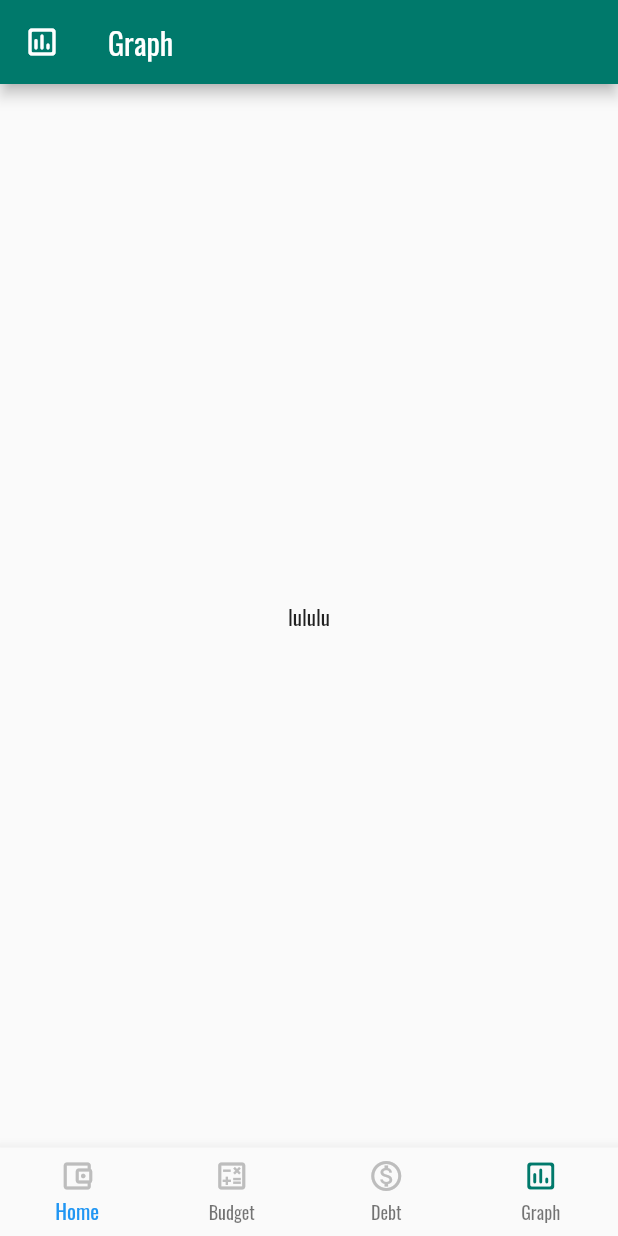
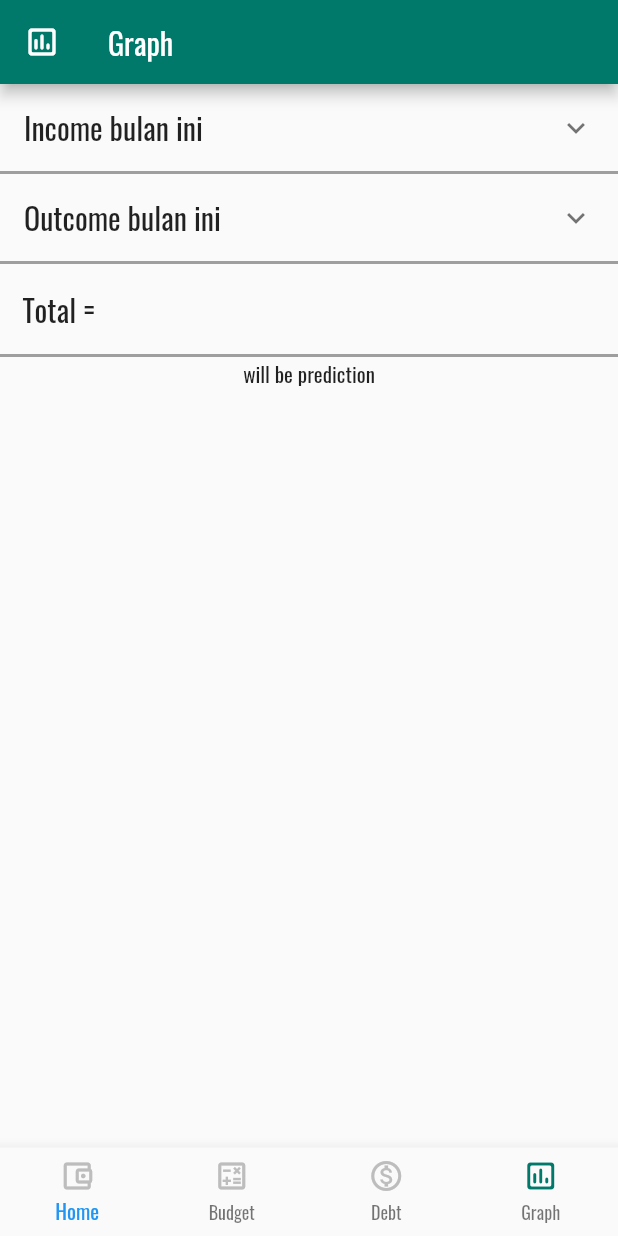
Before and after one commit to tonytomo/PAB, a Flutter app: the screen it shows after launch, swiped to page 4, on a phone screen of 412 x 824 dp. Run offline on Flutter 3.47's test engine with Material 2 defaults, Android fonts, the phone set to English and light mode, and no system bars.

Commit message:
Update beta 2.0.1

```diff
--- a/lib/graph_page.dart
+++ b/lib/graph_page.dart
@@ -9,11 +9,93 @@ class _GraphState extends State<Graph> {
   @override
   Widget build(BuildContext context) {
     return Scaffold(
+      resizeToAvoidBottomInset: false,
       appBar: AppBar(
-          leading: Icon(Icons.insert_chart_outlined_rounded ),
-          title: Text("Graph"), backgroundColor: Colors.teal[700]),
-      body: Center(
-        child: Text("lululu"),
+          leading: Icon(Icons.insert_chart_outlined_rounded),
+          title: Text("Graph"),
+          backgroundColor: Colors.teal[700]),
+      body: SingleChildScrollView(
+        child: Column(
+          children: <Widget>[
+            Container(
+              decoration: BoxDecoration(
+                border:
+                    Border(bottom: BorderSide(width: 2.0, color: Colors.grey)),
+              ),
+              child: ExpansionTile(
+                title: Text(
+                  "Income bulan ini",
+                  style: TextStyle(fontSize: 20),
+                ),
+                children: <Widget>[
+                  ListView.separated(
+                    shrinkWrap: true,
+                    physics: NeverScrollableScrollPhysics(),
+                    scrollDirection: Axis.vertical,
+                    separatorBuilder: (context, index) => Divider(
+                      color: Colors.grey,
+                      height: 0,
+                    ),
+                    itemCount: 0,
+                    // itemCount: _history.length < 10 ? _history.length : 10,
+                    itemBuilder: (context, index) {
+                      // int newIndex = _history.length - 1 - index;
+                      return ListTile(
+                        title: Text("income"),
+                      );
+                    },
+                  ),
+                ],
+              ),
+            ),
+            Container(
+              decoration: BoxDecoration(
+                border:
+                    Border(bottom: BorderSide(width: 2.0, color: Colors.grey)),
+              ),
+              child: ExpansionTile(
+                title: Text(
+                  "Outcome bulan ini",
+                  style: TextStyle(fontSize: 20),
+                ),
+                children: <Widget>[
+                  ListView.separated(
+                    shrinkWrap: true,
+                    physics: NeverScrollableScrollPhysics(),
+                    scrollDirection: Axis.vertical,
+                    separatorBuilder: (context, index) => Divider(
+                      color: Colors.grey,
+                      height: 0,
+                    ),
+                    itemCount: 0,
+                    // itemCount: _history.length < 10 ? _history.length : 10,
+                    itemBuilder: (context, index) {
+                      // int newIndex = _history.length - 1 - index;
+                      return ListTile(
+                        title: Text("outcome"),
+                      );
+                    },
+                  ),
+                ],
+              ),
+            ),
+            Container(
+              alignment: Alignment.centerLeft,
+              decoration: BoxDecoration(
+                border:
+                    Border(bottom: BorderSide(width: 2.0, color: Colors.grey)),
+              ),
+              padding: EdgeInsets.all(15),
+              child: Text(
+                "Total = ",
+                style: TextStyle(fontSize: 20),
+              ),
+            ),
+            Container(
+              child: Text("will be prediction"),
+            ),
+          ],
+        ),
       ),
     );
   }
--- a/lib/main.dart
+++ b/lib/main.dart
@@ -1,7 +1,5 @@
 import 'package:flutter/material.dart';
 import 'package:pab_dompet/base_page.dart';
-
-import 'package:pab_dompet/home_page.dart';
 
 void main() => runApp(MaterialApp(home: MyApp()));
 
@@ -11,7 +9,6 @@ class MyApp extends StatelessWidget {
     return MaterialApp(
         title: "Coba Aja",
         theme: ThemeData(fontFamily: 'Oswald'),
-        home: Base()
-    );
+        home: Base());
   }
 }
```
Also changed, not shown: lib/base_page.dart (+12 -4 lines), lib/budget_page.dart (+80 -49 lines), lib/debt_page.dart (+38 -31 lines), lib/home_page.dart (+34 -28 lines).
